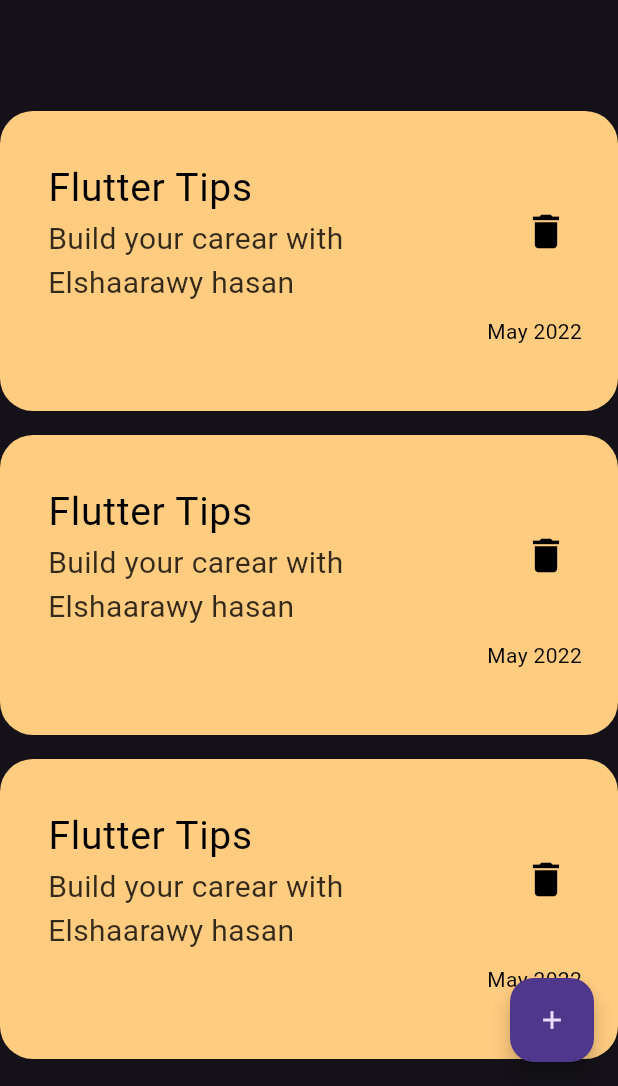
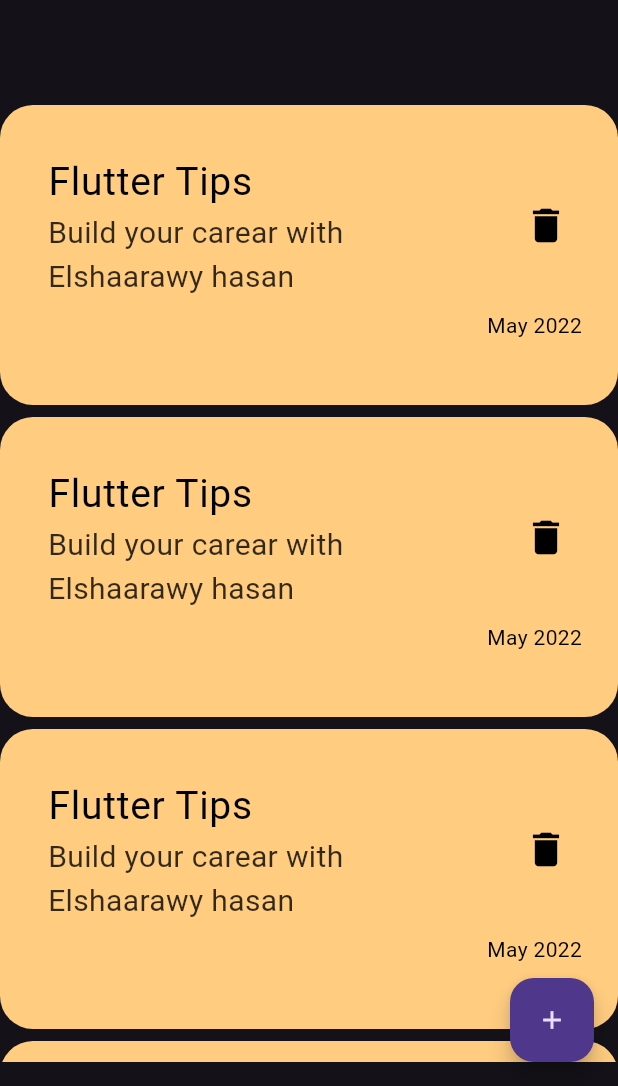
Before and after one commit to elshaarawy7/NotesApp, a Flutter app: the screen it shows after launch, on a phone screen of 412 x 824 dp, the part 150-1236 px from its top. Run offline on Flutter 3.47's test engine with Material 3 defaults, Android fonts, the phone set to English and light mode, and no system bars; our stand-ins replace bloc, flutter_bloc, hive, hive_flutter; accounts and stored records are empty.

Commit message:
dispaly notes part 1

```diff
--- a/lib/notes_cuibts/cubit/notes_cubits_cubit.dart
+++ b/lib/notes_cuibts/cubit/notes_cubits_cubit.dart
@@ -8,16 +8,10 @@ part 'notes_cubits_state.dart';
 
 class NotesCubitsCubit extends Cubit<NotesCubitsState> {
   NotesCubitsCubit() : super(NotesCubitsInitial());
+  List<NoteModal>?notes ;
 FeatchAllNotes() async{
-  emit(NotesLoNoding());
-    try {
-
       var notesBox = Hive.box(KNotesBocx);
       List<NoteModal> notes =notesBox .values.cast<NoteModal>().toList();
-      emit(NotesSecsess(notes));
-    } catch (e) {
-      emit(NotesFilear(e.toString()));
 
-    }
 }
 }
--- a/lib/notes_cuibts/cubit/notes_cubits_state.dart
+++ b/lib/notes_cuibts/cubit/notes_cubits_state.dart
@@ -4,14 +4,3 @@ part of 'notes_cubits_cubit.dart';
 abstract class NotesCubitsState {}
 
  class NotesCubitsInitial extends NotesCubitsState {}
-  class NotesLoNoding extends NotesCubitsState {}
-   class NotesSecsess extends NotesCubitsState {
-    final List<NoteModal> notes ;
-
-  NotesSecsess(this.notes);
-   }
-    class NotesFilear extends NotesCubitsState {
-      final String errMasseg ;
-
-  NotesFilear(this.errMasseg);
-    }
--- a/lib/views/notes_view.dart
+++ b/lib/views/notes_view.dart
@@ -25,7 +25,7 @@ class NotesView extends StatelessWidget {
                   return AddBatomSheate();
                 });
           },
-          child: Icon(
+          child:  Icon(
             Icons.add,
             size: 20,
           ),
--- a/lib/widgets/Notes_Item_List_view.dart
+++ b/lib/widgets/Notes_Item_List_view.dart
@@ -1,4 +1,7 @@
 import 'package:flutter/material.dart';
+import 'package:flutter_bloc/flutter_bloc.dart';
+import 'package:notes_app/model/note_modal.dart';
+import 'package:notes_app/notes_cuibts/cubit/notes_cubits_cubit.dart';
 import 'package:notes_app/widgets/nots_item.dart';
 
 class NotesItemListView extends StatelessWidget {
@@ -6,17 +9,23 @@ class NotesItemListView extends StatelessWidget {
 
   @override
   Widget build(BuildContext context) {
+    return BlocBuilder<NotesCubitsCubit , NotesCubitsState >(
+    builder: (context, state){
+      List<NoteModal> notes = BlocProvider.of<NotesCubitsCubit>(context).notes??[];
+      itemCount:notes.length ;
        return Padding(
-      padding: EdgeInsets.symmetric(vertical: 16),
+        padding: const EdgeInsets.symmetric(vertical: 16),
         child: ListView.builder(
+          padding: EdgeInsets.zero,
           itemBuilder: (context, index) {
-
             return const Padding(
-            padding: const EdgeInsets.symmetric(vertical: 8),
+              padding:  EdgeInsets.symmetric(vertical: 4),
               child: CustemNotesItem(),
             );
-        },
+          }
         ),
       );
     }
+    );
     }
+        }
--- a/lib/widgets/nots_views_body.dart
+++ b/lib/widgets/nots_views_body.dart
@@ -1,12 +1,26 @@
 import 'package:flutter/material.dart';
+import 'package:flutter_bloc/flutter_bloc.dart';
+import 'package:notes_app/notes_cuibts/cubit/notes_cubits_cubit.dart';
 import 'package:notes_app/widgets/Notes_Item_List_view.dart';
 import 'package:notes_app/widgets/custem_appar.dart';
 
 import 'nots_item.dart';
 
-class NotsViewsBody extends StatelessWidget {
+class NotsViewsBody extends StatefulWidget {
   const NotsViewsBody({super.key});
 
+  @override
+  State<NotsViewsBody> createState() => _NotsViewsBodyState();
+}
+
+
+class _NotsViewsBodyState extends State<NotsViewsBody> {
+
+  void initState() {
+    BlocProvider.of<NotesCubitsCubit>(context).FeatchAllNotes();
+    super.initState();
+
+  }
   @override
   Widget build(BuildContext context) {
     return const Column(
```
Also changed, not shown: 4 other files. Lines whose indentation alone changed are shown as unchanged.
